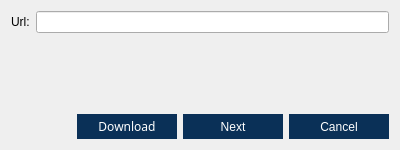
Old version of the form src/qt/forms/downloader.ui in the repository VeriConomy/vericoin.
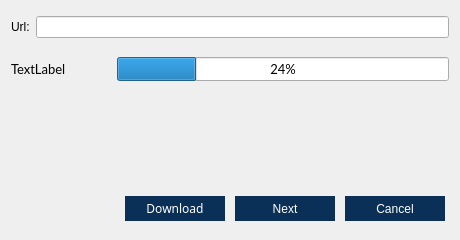
New version of the form.

Diff of the .ui file:
```diff
--- a/src/qt/forms/downloader.ui
+++ b/src/qt/forms/downloader.ui
@@ -6,8 +6,8 @@
    <rect>
     <x>0</x>
     <y>0</y>
-    <width>400</width>
-    <height>150</height>
+    <width>460</width>
+    <height>240</height>
    </rect>
   </property>
   <property name="windowTitle">
@@ -33,6 +33,18 @@
    </item>
    <item row="3" column="0" colspan="2">
     <layout class="QHBoxLayout" name="horizontalLayout_3">
+     <property name="spacing">
+      <number>10</number>
+     </property>
+     <property name="sizeConstraint">
+      <enum>QLayout::SetFixedSize</enum>
+     </property>
+     <property name="topMargin">
+      <number>15</number>
+     </property>
+     <property name="rightMargin">
+      <number>4</number>
+     </property>
      <item>
       <spacer name="horizontalSpacer">
        <property name="orientation">
@@ -119,16 +131,100 @@
    <item row="2" column="0" colspan="2">
     <widget class="QLabel" name="statusLabel">
      <property name="sizePolicy">
-      <sizepolicy hsizetype="Preferred" vsizetype="Expanding">
+      <sizepolicy hsizetype="Preferred" vsizetype="Fixed">
        <horstretch>0</horstretch>
        <verstretch>0</verstretch>
       </sizepolicy>
      </property>
+     <property name="minimumSize">
+      <size>
+       <width>0</width>
+       <height>70</height>
+      </size>
+     </property>
+     <property name="font">
+      <font>
+       <family>Lato</family>
+       <pointsize>10</pointsize>
+      </font>
+     </property>
      <property name="text">
       <string/>
      </property>
+     <property name="alignment">
+      <set>Qt::AlignLeading|Qt::AlignLeft|Qt::AlignTop</set>
+     </property>
+     <property name="wordWrap">
+      <bool>true</bool>
+     </property>
     </widget>
    </item>
+   <item row="1" column="0" colspan="2">
+    <layout class="QHBoxLayout" name="horizontalLayout_2">
+     <property name="sizeConstraint">
+      <enum>QLayout::SetFixedSize</enum>
+     </property>
+     <property name="topMargin">
+      <number>8</number>
+     </property>
+     <property name="bottomMargin">
+      <number>8</number>
+     </property>
+     <item>
+      <widget class="QLabel" name="progressBarLabel">
+       <property name="sizePolicy">
+        <sizepolicy hsizetype="Preferred" vsizetype="Preferred">
+         <horstretch>0</horstretch>
+         <verstretch>0</verstretch>
+        </sizepolicy>
+       </property>
+       <property name="minimumSize">
+        <size>
+         <width>100</width>
+         <height>0</height>
+        </size>
+       </property>
+       <property name="maximumSize">
+        <size>
+         <width>16777215</width>
+         <height>16777215</height>
+        </size>
+       </property>
+       <property name="font">
+        <font>
+         <family>Lato</family>
+         <pointsize>10</pointsize>
+        </font>
+       </property>
+       <property name="text">
+        <string>TextLabel</string>
+       </property>
+       <property name="alignment">
+        <set>Qt::AlignLeading|Qt::AlignLeft|Qt::AlignVCenter</set>
+       </property>
+       <property name="margin">
+        <number>0</number>
+       </property>
+      </widget>
+     </item>
+     <item>
+      <widget class="QProgressBar" name="progressBar">
+       <property name="font">
+        <font>
+         <family>Lato</family>
+         <pointsize>10</pointsize>
+        </font>
+       </property>
+       <property name="value">
+        <number>24</number>
+       </property>
+       <property name="alignment">
+        <set>Qt::AlignLeading|Qt::AlignLeft|Qt::AlignTop</set>
+       </property>
+      </widget>
+     </item>
+    </layout>
+   </item>
   </layout>
  </widget>
  <layoutdefault spacing="6" margin="11"/>
```
Left out of the diff: 3 changed lines with no effect on the pictures.
